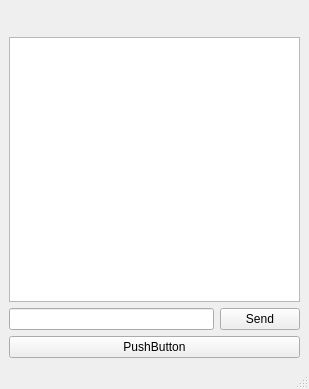
nwestbury/VaporChat, file VaporChat/chatwindow.ui: the form before one commit.
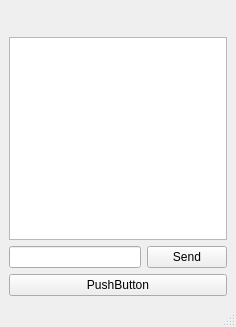
The form after the commit.

What changed in the file:
```diff
--- a/VaporChat/chatwindow.ui
+++ b/VaporChat/chatwindow.ui
@@ -6,8 +6,8 @@
    <rect>
     <x>0</x>
     <y>0</y>
-    <width>309</width>
-    <height>389</height>
+    <width>236</width>
+    <height>327</height>
    </rect>
   </property>
   <property name="windowTitle">
```
Left out of the diff: 4 changed lines with no effect on the pictures.
